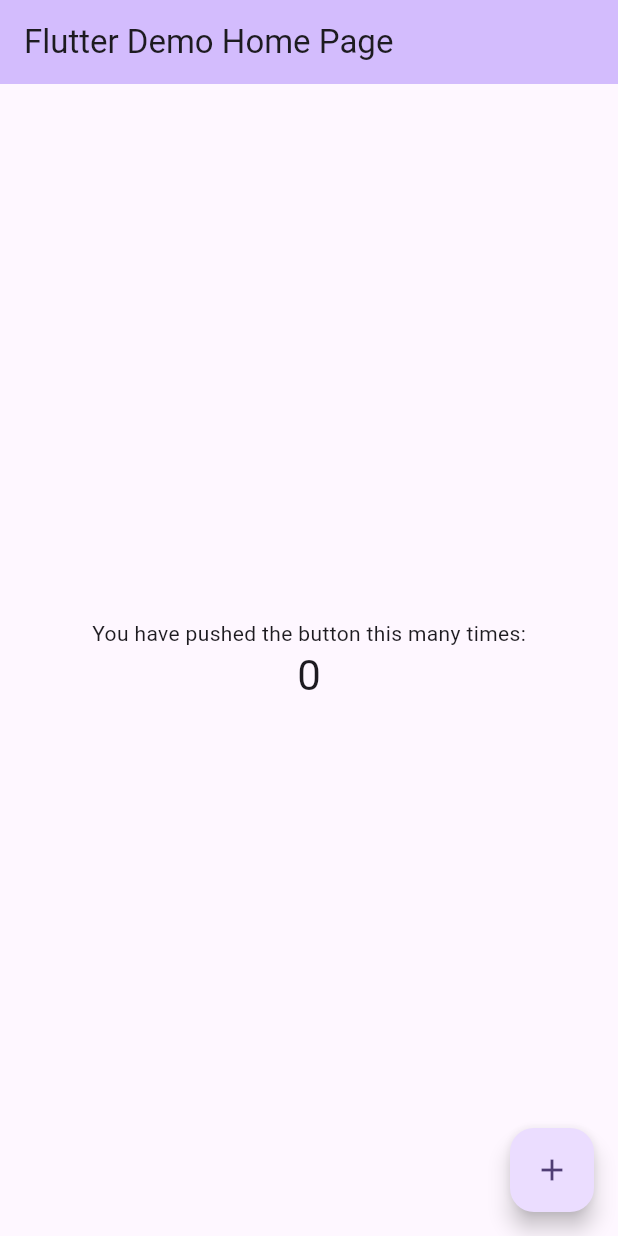
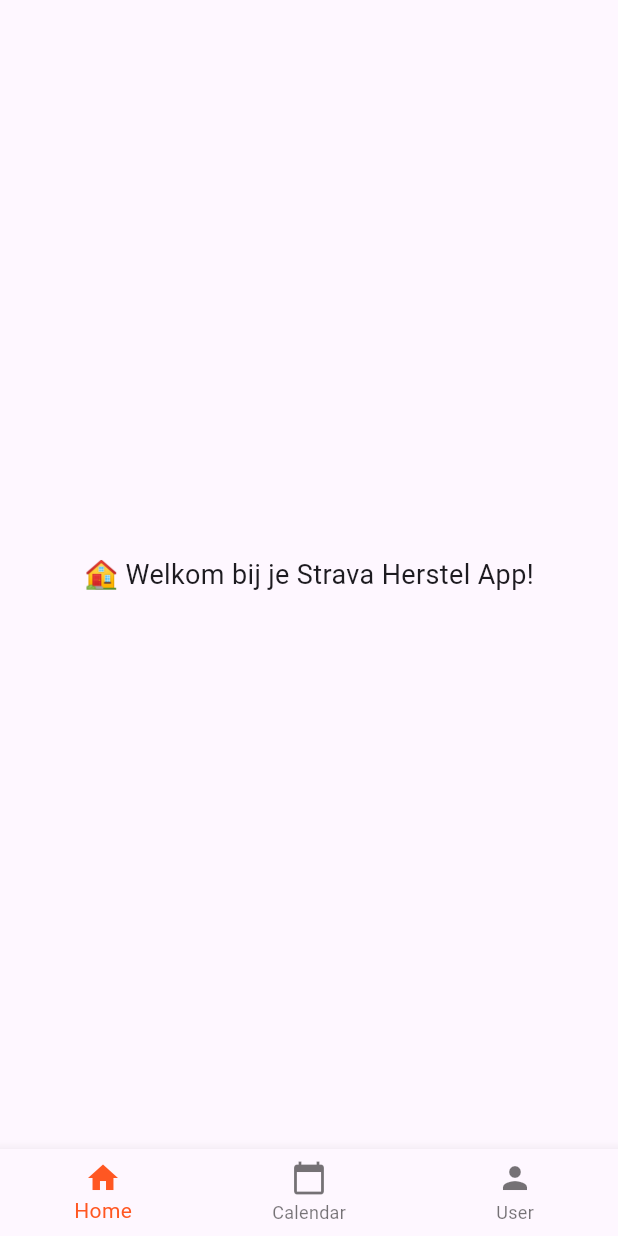
Before and after one commit to VerschuureJelle/strava, a Flutter app: the screen it shows after launch, on a phone screen of 412 x 824 dp. Run offline on Flutter 3.47's test engine with Material 3 defaults, Android fonts, the phone set to English and light mode, and no system bars; our stand-ins replace fl_chart, table_calendar.

Commit message:
frontend_first_attempt

```diff
--- a/strava_frontend/lib/main.dart
+++ b/strava_frontend/lib/main.dart
@@ -1,122 +1,64 @@
+// lib/main.dart
 import 'package:flutter/material.dart';
+import 'screens/dashboard_screen.dart';
 
 void main() {
-  runApp(const MyApp());
+  runApp(const StravaApp());
 }
 
-class MyApp extends StatelessWidget {
-  const MyApp({super.key});
+class StravaApp extends StatelessWidget {
+  const StravaApp({super.key});
 
-  // This widget is the root of your application.
   @override
   Widget build(BuildContext context) {
     return MaterialApp(
-      title: 'Flutter Demo',
+      title: 'Strava App',
       theme: ThemeData(
-        // This is the theme of your application.
-        //
-        // TRY THIS: Try running your application with "flutter run". You'll see
-        // the application has a purple toolbar. Then, without quitting the app,
-        // try changing the seedColor in the colorScheme below to Colors.green
-        // and then invoke "hot reload" (save your changes or press the "hot
-        // reload" button in a Flutter-supported IDE, or press "r" if you used
-        // the command line to start the app).
-        //
-        // Notice that the counter didn't reset back to zero; the application
-        // state is not lost during the reload. To reset the state, use hot
-        // restart instead.
-        //
-        // This works for code too, not just values: Most code changes can be
-        // tested with just a hot reload.
-        colorScheme: ColorScheme.fromSeed(seedColor: Colors.deepPurple),
+        primarySwatch: Colors.deepOrange,
+        useMaterial3: true,
       ),
-      home: const MyHomePage(title: 'Flutter Demo Home Page'),
+      home: const MainNavigation(),
+      debugShowCheckedModeBanner: false,
     );
   }
 }
 
-class MyHomePage extends StatefulWidget {
-  const MyHomePage({super.key, required this.title});
-
-  // This widget is the home page of your application. It is stateful, meaning
-  // that it has a State object (defined below) that contains fields that affect
-  // how it looks.
-
-  // This class is the configuration for the state. It holds the values (in this
-  // case the title) provided by the parent (in this case the App widget) and
-  // used by the build method of the State. Fields in a Widget subclass are
-  // always marked "final".
-
-  final String title;
+class MainNavigation extends StatefulWidget {
+  const MainNavigation({super.key});
 
   @override
-  State<MyHomePage> createState() => _MyHomePageState();
+  State<MainNavigation> createState() => _MainNavigationState();
 }
 
-class _MyHomePageState extends State<MyHomePage> {
-  int _counter = 0;
+class _MainNavigationState extends State<MainNavigation> {
+  int _selectedIndex = 0;
 
-  void _incrementCounter() {
+  static final List<Widget> _screens = <Widget>[
+    Center(child: Text('🏠 Welkom bij je Strava Herstel App!', style: TextStyle(fontSize: 18))),
+    DashboardScreen(),
+    Center(child: Text('👤 Gebruikersinstellingen', style: TextStyle(fontSize: 18))),
+  ];
+
+  void _onItemTapped(int index) {
     setState(() {
-      // This call to setState tells the Flutter framework that something has
-      // changed in this State, which causes it to rerun the build method below
-      // so that the display can reflect the updated values. If we changed
-      // _counter without calling setState(), then the build method would not be
-      // called again, and so nothing would appear to happen.
-      _counter++;
+      _selectedIndex = index;
     });
   }
 
   @override
   Widget build(BuildContext context) {
-    // This method is rerun every time setState is called, for instance as done
-    // by the _incrementCounter method above.
-    //
-    // The Flutter framework has been optimized to make rerunning build methods
-    // fast, so that you can just rebuild anything that needs updating rather
-    // than having to individually change instances of widgets.
     return Scaffold(
-      appBar: AppBar(
-        // TRY THIS: Try changing the color here to a specific color (to
-        // Colors.amber, perhaps?) and trigger a hot reload to see the AppBar
-        // change color while the other colors stay the same.
-        backgroundColor: Theme.of(context).colorScheme.inversePrimary,
-        // Here we take the value from the MyHomePage object that was created by
-        // the App.build method, and use it to set our appbar title.
-        title: Text(widget.title),
+      body: SafeArea(child: _screens[_selectedIndex]),
+      bottomNavigationBar: BottomNavigationBar(
+        currentIndex: _selectedIndex,
+        onTap: _onItemTapped,
+        selectedItemColor: Colors.deepOrange,
+        items: const <BottomNavigationBarItem>[
+          BottomNavigationBarItem(icon: Icon(Icons.home), label: 'Home'),
+          BottomNavigationBarItem(icon: Icon(Icons.calendar_today), label: 'Calendar'),
+          BottomNavigationBarItem(icon: Icon(Icons.person), label: 'User'),
+        ],
       ),
-      body: Center(
-        // Center is a layout widget. It takes a single child and positions it
-        // in the middle of the parent.
-        child: Column(
-          // Column is also a layout widget. It takes a list of children and
-          // arranges them vertically. By default, it sizes itself to fit its
-          // children horizontally, and tries to be as tall as its parent.
-          //
-          // Column has various properties to control how it sizes itself and
-          // how it positions its children. Here we use mainAxisAlignment to
-          // center the children vertically; the main axis here is the vertical
-          // axis because Columns are vertical (the cross axis would be
-          // horizontal).
-          //
-          // TRY THIS: Invoke "debug painting" (choose the "Toggle Debug Paint"
-          // action in the IDE, or press "p" in the console), to see the
-          // wireframe for each widget.
-          mainAxisAlignment: MainAxisAlignment.center,
-          children: <Widget>[
-            const Text('You have pushed the button this many times:'),
-            Text(
-              '$_counter',
-              style: Theme.of(context).textTheme.headlineMedium,
-            ),
-          ],
-        ),
-      ),
-      floatingActionButton: FloatingActionButton(
-        onPressed: _incrementCounter,
-        tooltip: 'Increment',
-        child: const Icon(Icons.add),
-      ), // This trailing comma makes auto-formatting nicer for build methods.
     );
   }
 }
--- a/strava_frontend/pubspec.yaml
+++ b/strava_frontend/pubspec.yaml
@@ -30,10 +30,14 @@
 dependencies:
   flutter:
     sdk: flutter
+  table_calendar: ^3.0.9
+  fl_chart: ^0.66.1
+
 
   # The following adds the Cupertino Icons font to your application.
   # Use with the CupertinoIcons class for iOS style icons.
   cupertino_icons: ^1.0.8
+  intl: ^0.20.2
 
 dev_dependencies:
   flutter_test:
```
Also changed, not shown: strava_frontend/lib/screens/dashboard_screen.dart (added, +156 -0 lines), strava_frontend/pubspec.lock, 1 other file.
